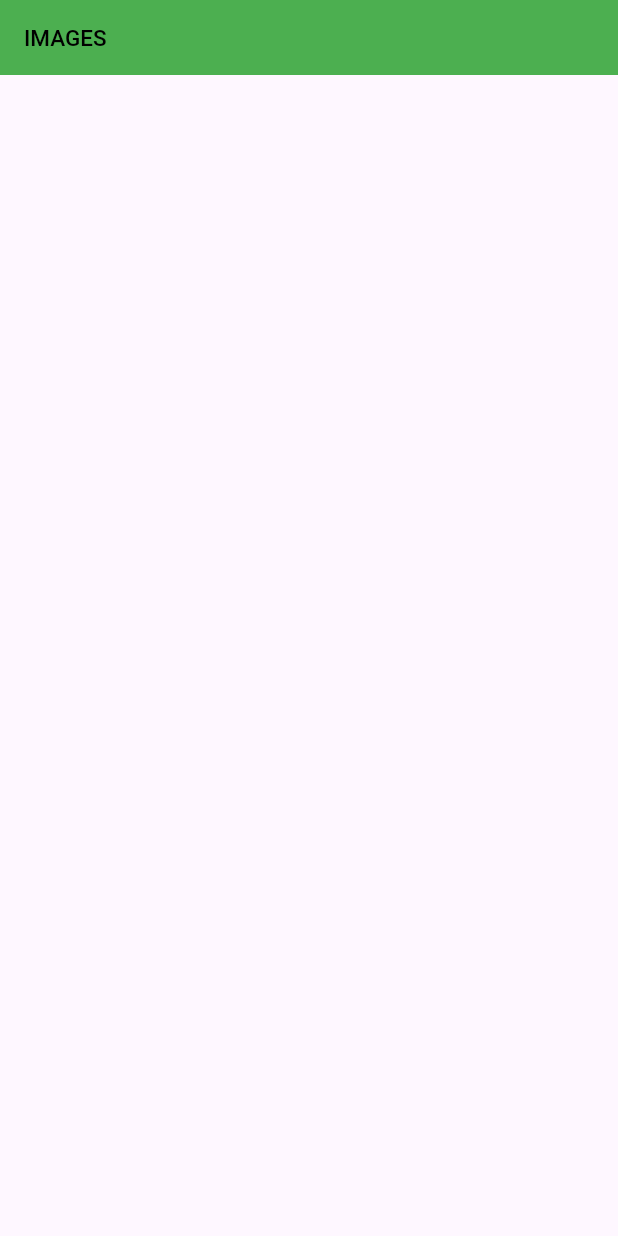
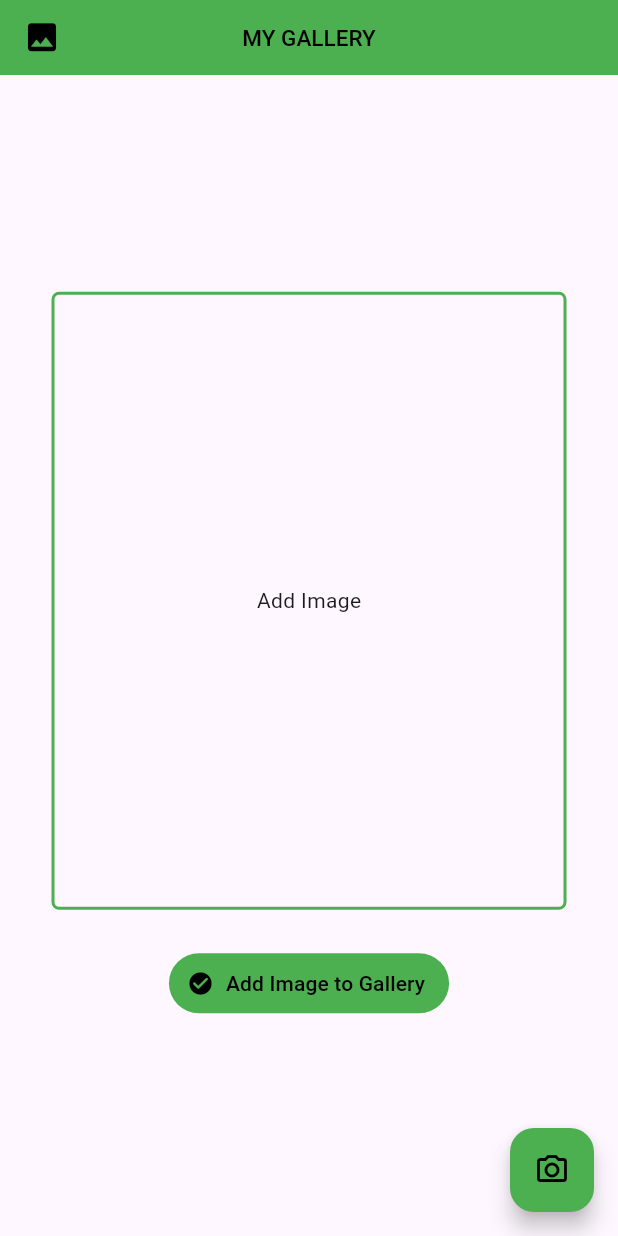
Before and after one commit to Anuja-js/camera_App, a Flutter app: the screen it shows after launch, on a phone screen of 412 x 824 dp. Run offline on Flutter 3.47's test engine with Material 3 defaults, Android fonts, the phone set to English and light mode, and no system bars; our stand-ins replace image_picker.

Commit message:
not clear camera acces

```diff
--- a/lib/custom_widgets/custom_appbar.dart
+++ b/lib/custom_widgets/custom_appbar.dart
@@ -1,8 +1,10 @@
+import 'package:cameraapp/constants/colors.dart';
 import 'package:cameraapp/custom_widgets/custom_text.dart';
 import 'package:flutter/material.dart';
 class CustomAppbar extends StatelessWidget {
+  Widget? icon;
   String tittle;
-   CustomAppbar({required this.tittle,
+   CustomAppbar({required this.tittle,this.icon,
     super.key,
   });
 
@@ -10,7 +12,8 @@ class CustomAppbar extends StatelessWidget {
   Widget build(BuildContext context) {
     return AppBar(
       backgroundColor: Colors.green,
-      title: CustumText(text: tittle,),
+      title: CustumText(text: tittle,colors: black,),centerTitle: true,
+    leading: icon,
     );
   }
 }
--- a/lib/custom_widgets/custom_text.dart
+++ b/lib/custom_widgets/custom_text.dart
@@ -4,14 +4,15 @@ import 'package:flutter/material.dart';
 import '../constants/colors.dart';
 // ignore: must_be_immutable
 class CustumText extends StatelessWidget {
+  Color?colors;
   String text;
-  CustumText({required this.text,
+  CustumText({required this.text,this.colors,
     super.key,
   });
 
   @override
   Widget build(BuildContext context) {
 
-    return Text(text,style: const TextStyle(color: black,fontSize: 15,fontWeight: FontWeight.w500,),);
+    return Text(text,style:  TextStyle(color: colors,fontSize: 15,fontWeight: FontWeight.w500,),);
   }
 }
--- a/lib/main.dart
+++ b/lib/main.dart
@@ -1,20 +1,25 @@
 import 'package:cameraapp/screens/home_screen.dart';
 import 'package:flutter/material.dart';
 
+
 void main() {
-  runApp(const MyApp());
+  runApp(MyApp());
 }
+
 class MyApp extends StatelessWidget {
-  const MyApp({Key? key}) : super(key: key);
+  MyApp({Key? key, this.imageSaves}) : super(key: key);
+
+  final Function? imageSaves;
 
   @override
   Widget build(BuildContext context) {
     return MaterialApp(
       routes: {
-        "home":(ctx)=>const HomeScreen(),
+        "home": (ctx) => HomeScreen(imageSaves ?? (image) {}),
 
       },
       initialRoute: "home",
+      debugShowCheckedModeBanner: false,
     );
   }
 }
--- a/lib/screens/home_screen.dart
+++ b/lib/screens/home_screen.dart
@@ -1,23 +1,135 @@
+import 'dart:io';
+import 'package:flutter/material.dart';
+import 'package:image_picker/image_picker.dart';
+import 'package:path_provider/path_provider.dart' as syspath;
+import 'package:path/path.dart' as path;
+import '../constants/colors.dart';
+import '../custom_widgets/custom_appbar.dart';
+import 'gallery_images.dart';
 
-import 'package:flutter/material.dart';
-
-import '../custom_widgets/custom_appbar.dart';
-import '../custom_widgets/custom_text.dart';
 class HomeScreen extends StatefulWidget {
-  const HomeScreen({Key? key}) : super(key: key);
+  final Function imageSaves;
+  HomeScreen(this.imageSaves);
 
   @override
   State<HomeScreen> createState() => _HomeScreenState();
 }
 
 class _HomeScreenState extends State<HomeScreen> {
+  File? imageFile;
+  File? saveImages;
+
+  void savedImage(File image) {
+    saveImages = image;
+  }
+
+  Future<void> _takePicture() async {
+    final picker = ImagePicker();
+    final picFile = await picker.pickImage(
+        source: ImageSource.camera, maxWidth: 600);
+    if (picFile == null) {
+      return;
+    }
+    setState(() {
+      imageFile = File(picFile.path);
+    });
+    final apDir = await syspath.getApplicationSupportDirectory();
+    final fileName = path.basename(picFile.path);
+    final saveImagePath = await imageFile!.copy("${apDir.path}/$fileName");
+    widget.imageSaves(saveImagePath);
+  }
+
+  void onSave() {
+    if (saveImages != null) {
+      Navigator.of(context).push(
+        MaterialPageRoute(
+          builder: (context) => GalleryImages(imagePath: saveImages!.path),
+        ),
+      );
+    } else {
+      // Handle the case where saveImages is null
+      // For example, show a message to the user
+      print("No image to save.");
+    }
+  }
+
+
   @override
   Widget build(BuildContext context) {
     return Scaffold(
+      floatingActionButton: FloatingActionButton(
+        onPressed: () {
+          _takePicture();
+        },
+        backgroundColor: Colors.green,
+        child: Icon(
+          Icons.camera_alt_outlined,
+          color: Colors.black,
+        ),
+      ),
       appBar: PreferredSize(
-        preferredSize: Size(MediaQuery.of(context).size.width,50),
-          child:  CustomAppbar(tittle: 'IMAGES',)),
+        preferredSize: Size(MediaQuery.of(context).size.width, 50),
+        child: CustomAppbar(
+          tittle: 'MY GALLERY',
+          icon: IconButton(
+            onPressed: () {
+              if (saveImages != null) {
+                Navigator.of(context).push(
+                  MaterialPageRoute(
+                    builder: (context) => GalleryImages(imagePath: saveImages!.path),
+                  ),
+                );
+              } else {
+                // Handle null case
+                print("No image to display.");
+              }
+            },
+            icon: Icon(Icons.image, color: black, size: 25),
+          ),
+        ),
+      ),
 
+      body: SafeArea(
+        child: Column(
+          mainAxisAlignment: MainAxisAlignment.center,
+          crossAxisAlignment: CrossAxisAlignment.center,
+          children: [
+            Container(
+              margin: EdgeInsets.only(bottom: 25),
+              height: MediaQuery.of(context).size.height / 2,
+              width: MediaQuery.of(context).size.width / 1.2,
+              decoration: BoxDecoration(
+                border: Border.all(width: 2, color: green),
+                borderRadius: BorderRadius.circular(5),
+              ),
+              child: imageFile != null
+                  ? Image.file(
+                imageFile!,
+                fit: BoxFit.cover,
+              )
+                  : Center(child: Text("Add Image")),
+            ),
+            Center(
+              child: TextButton.icon(
+                onPressed: () {
+                  onSave();
+                },
+                style: ButtonStyle(
+                    backgroundColor:
+                    MaterialStateProperty.all<Color?>(green)),
+                icon: Icon(
+                  Icons.check_circle_rounded,
+                  color:black,
+                ),
+                label: Text(
+                  "Add Image to Gallery",
+                  style: TextStyle(color:black),
+                ),
+              ),
+            ),
+          ],
+        ),
+      ),
     );
   }
 }
```
Also changed, not shown: lib/screens/gallery_images.dart (added, +30 -0 lines), pubspec.yaml (+6 -2 lines), pubspec.lock, 8 other files.
